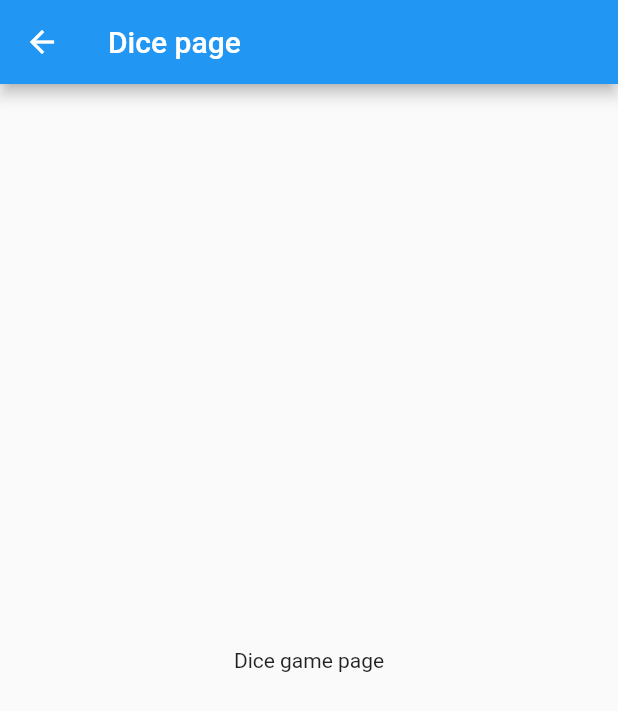
After one commit to gandalgom/chef-dice-game, a Flutter app: the Dice screen opened directly, on a phone screen of 412 x 824 dp. The commit adds this screen. Shown: the top 711 px of the screen. Run offline on Flutter 3.47's test engine with Material 2 defaults, Android fonts, the phone set to English and light mode, and no system bars.

Commit message:
임시 주사위 페이지 및 이동기능 구현

```diff
--- /dev/null
+++ b/lib/dice.dart
@@ -0,0 +1,17 @@
+import 'package:flutter/material.dart';
+
+class Dice extends StatelessWidget {
+  const Dice({Key? key}) : super(key: key);
+
+  @override
+  Widget build(BuildContext context) {
+    return Scaffold(
+      appBar: AppBar(
+        title: const Text('Dice page'),
+      ),
+      body: const Center(
+        child: Text('Dice game page'),
+      ),
+    );
+  }
+}
```
Also changed, not shown: lib/main.dart (+5 -4 lines).
